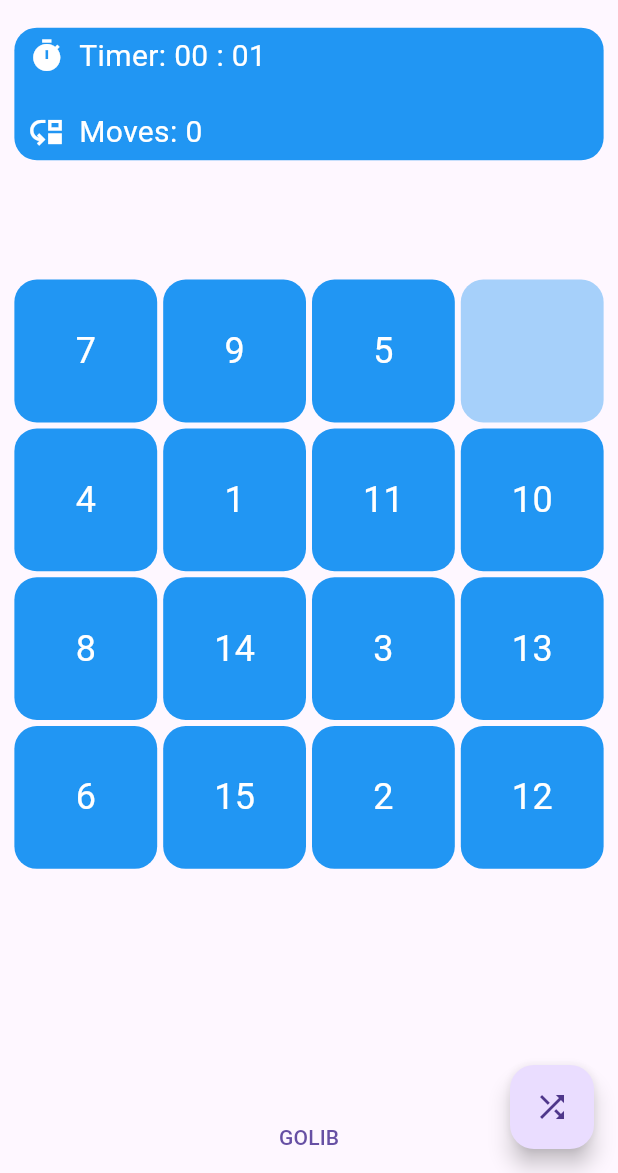
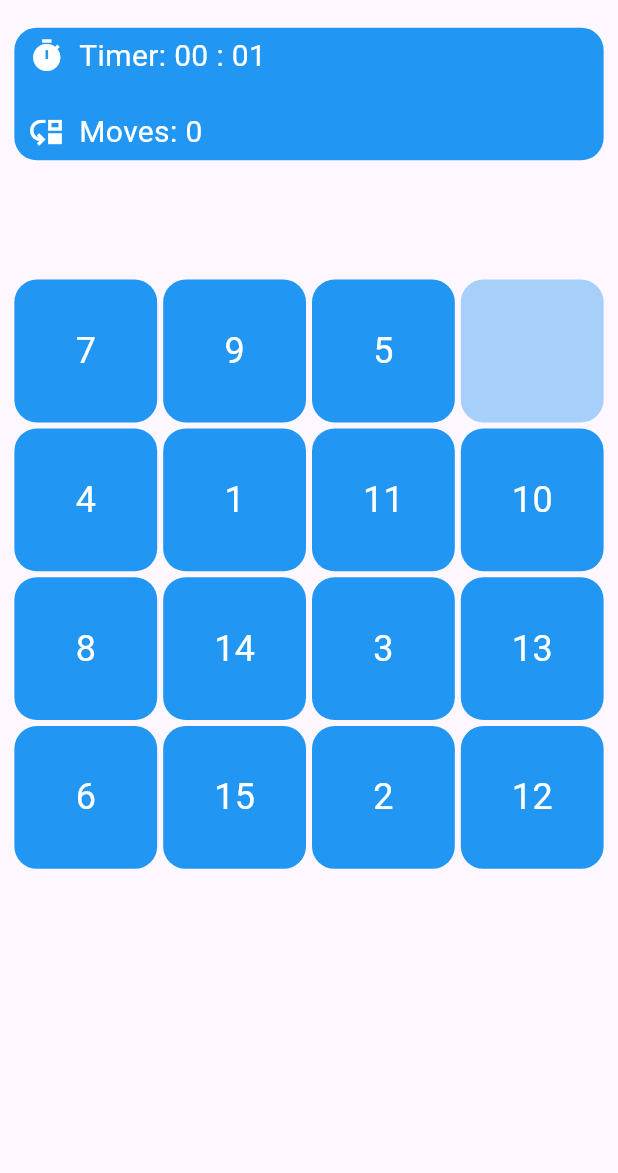
Before and after one commit to SHOX19JAXON/game_puzzdi, a Flutter app: the screen it shows after launch, after a tap on "Start", on a phone screen of 412 x 824 dp, the part 63-1236 px from its top. Run offline on Flutter 3.47's test engine with Material 3 defaults, Android fonts, the phone set to English and light mode, and no system bars; our stand-ins replace flutter_screenutil, get, sqflite; accounts and stored records are empty.

Commit message:
tayyor bo'ldi

```diff
--- a/lib/data/local/locol.dart
+++ b/lib/data/local/locol.dart
@@ -59,7 +59,7 @@ class LocalDatabaseHelper {
 
   Future<List<Map<String, dynamic>>> getAllGameData() async {
     final Database db = await database;
-      String orderBy = "moves DESC";
+      String orderBy = "moves ASC";
 
     return await db.query('GameData',orderBy: orderBy );
   }
@@ -76,7 +76,8 @@ class LocalDatabaseHelper {
 
     return await db.query('GameData', orderBy: orderBy, limit: 1);
   }
-
+//ASC
+//DESC
 
 
 }
--- a/lib/main.dart
+++ b/lib/main.dart
@@ -173,8 +173,5 @@ class MyApp extends StatelessWidget {
         );
       },
     );
-
-
-
   }
 }
--- a/lib/screens/game/view/game_puzzle.dart
+++ b/lib/screens/game/view/game_puzzle.dart
@@ -101,7 +101,6 @@ import 'package:get/get.dart';
 import 'package:get/get_core/src/get_main.dart';
 import 'package:get/get_state_manager/src/simple/get_state.dart';
 
-
 import '../game_controller/game_controller.dart';
 
 class GameScreen extends StatefulWidget {
@@ -124,22 +123,20 @@ class _GameScreenState extends State<GameScreen> {
     width = MediaQuery.of(context).size.width;
     height = MediaQuery.of(context).size.height;
     return Scaffold(
-
-      appBar: AppBar(title: Text('15 Puzzle game'),
+      appBar: AppBar(
+        title: Text('15 Puzzle game'),
       ),
       body: Obx(
         () => Column(
           children: [
             Padding(
-              padding:  EdgeInsets.symmetric(horizontal: 10.w,vertical: 5.h),
+              padding: EdgeInsets.symmetric(horizontal: 10.w, vertical: 5.h),
               child: Container(
                 decoration: BoxDecoration(
-                  borderRadius: BorderRadius.circular(15),
-                  color: Colors.blue
-                ),
+                    borderRadius: BorderRadius.circular(15),
+                    color: Colors.blue),
                 width: double.infinity,
                 height: 100.h,
-
                 child: Column(
                   children: [
                     Padding(
@@ -148,45 +145,53 @@ class _GameScreenState extends State<GameScreen> {
                       child: Row(
                         // mainAxisAlignment: MainAxisAlignment.spaceBetween,
                         children: [
-                         Icon(Icons.timer,color: Colors.white,),SizedBox(width: 10.w,),
+                          const Icon(
+                            Icons.timer,
+                            color: Colors.white,
+                          ),
+                          SizedBox(
+                            width: 10.w,
+                          ),
                           Text(
                             "Timer: ${controller.getMinutelyText(controller.timer.value)}",
-                            style: TextStyle(fontSize: 20,color: Colors.white),
+                            style: TextStyle(fontSize: 20, color: Colors.white),
                           ),
-
                         ],
                       ),
-
                     ),
-                    Spacer(),
-
+                    const Spacer(),
                     Padding(
                       padding:
-                      EdgeInsets.symmetric(horizontal: 10.w, vertical: 5.h),
+                          EdgeInsets.symmetric(horizontal: 10.w, vertical: 5.h),
                       child: Row(
                         // mainAxisAlignment: MainAxisAlignment.spaceBetween,
                         children: [
-
-                          Icon(Icons.move_down,color:  Colors.white,),SizedBox(width: 10.w,),
+                          const Icon(
+                            Icons.move_down,
+                            color: Colors.white,
+                          ),
+                          SizedBox(
+                            width: 10.w,
+                          ),
                           Text(
                             "Moves: ${controller.moves.value}",
-                            style: TextStyle(fontSize: 20,color: Colors.white),
+                            style: const TextStyle(
+                                fontSize: 20, color: Colors.white),
                           )
                         ],
                       ),
-
                     ),
                   ],
                 ),
               ),
             ),
             SizedBox(height: 80.h),
-
             Expanded(
               child: GetBuilder<GameController>(
                 builder: (controller) {
                   return Padding(
-                    padding:  EdgeInsets.symmetric(horizontal: 10.w,vertical: 5.h),
+                    padding:
+                        EdgeInsets.symmetric(horizontal: 10.w, vertical: 5.h),
                     child: GridView.builder(
                       gridDelegate:
                           const SliverGridDelegateWithFixedCrossAxisCount(
@@ -208,7 +213,6 @@ class _GameScreenState extends State<GameScreen> {
                                   ? Colors.blue.withOpacity(0.4)
                                   : Colors.blue,
                             ),
-
                             alignment: Alignment.center,
                             child: Text(
                               controller.squares[index] != 0
@@ -227,22 +231,8 @@ class _GameScreenState extends State<GameScreen> {
                 },
               ),
             ),
-            // SizedBox(height: 20,),
-            // SizedBox(height: 20,),
-            TextButton(onPressed: (){
-              // print(minTimer);
-              controller.squares = [1,2,3,4,5,6,7,8,9,10,11,12,13,14,15,0];
-              controller.moveSquare(context, 5);
-              // controller.sonlar(controller.squares);
-            }, child: Text("GOLIB"))
           ],
         ),
-      ),
-      floatingActionButton: FloatingActionButton(
-        onPressed: () {
-          controller.shuffle();
-        },
-        child: Icon(Icons.shuffle),
       ),
     );
   }
--- a/lib/screens/home_screen/home_screen.dart
+++ b/lib/screens/home_screen/home_screen.dart
@@ -19,20 +19,25 @@ class _HomeScreenState extends State<HomeScreen> {
         child: Column(
           mainAxisAlignment: MainAxisAlignment.center,
           children: [
-            TextButton(onPressed: (){
-              Navigator.push(context,MaterialPageRoute(builder: (context){
-                return GameScreen();
-              }));
-            }, child: const Text("Start",)),
-             SizedBox(height: 20.h,),
+            TextButton(
+                onPressed: () {
+                  Navigator.push(context, MaterialPageRoute(builder: (context) {
+                    return GameScreen();
+                  }));
+                },
+                child: const Text(
+                  "Start",
+                )),
+            SizedBox(
+              height: 20.h,
+            ),
             TextButton(
                 onPressed: () async {
-
                   Navigator.push(context, MaterialPageRoute(builder: (context) {
-                    return GameHistory();
+                    return const GameHistory();
                   }));
                 },
-                child: Text("Tarix")),
+                child: const Text("History")),
           ],
         ),
       ),
```
Also changed, not shown: lib/screens/game/game_controller/game_controller.dart (+30 -33 lines), lib/screens/game_record_histori/game_history.dart (+52 -148 lines).
